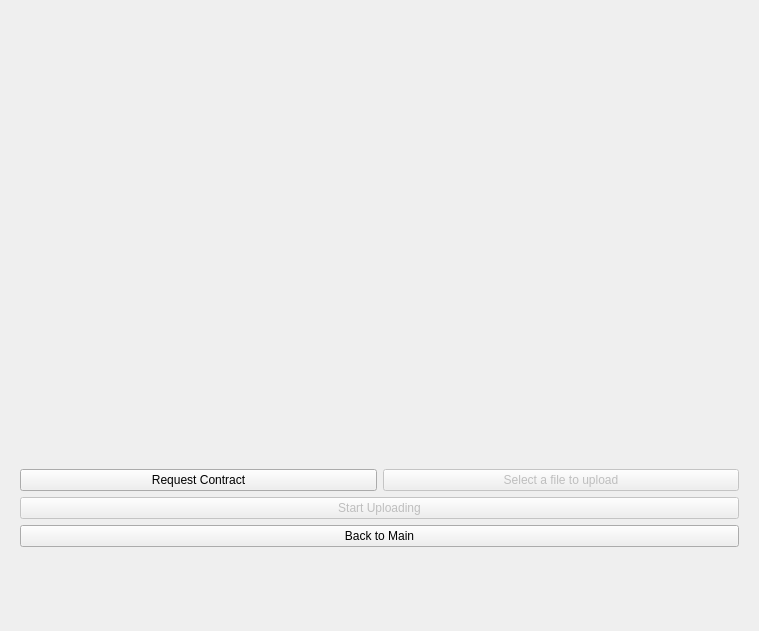
First picture: the form in gui/decentorage.ui, repository Decentorage/User-Node, before the edit.
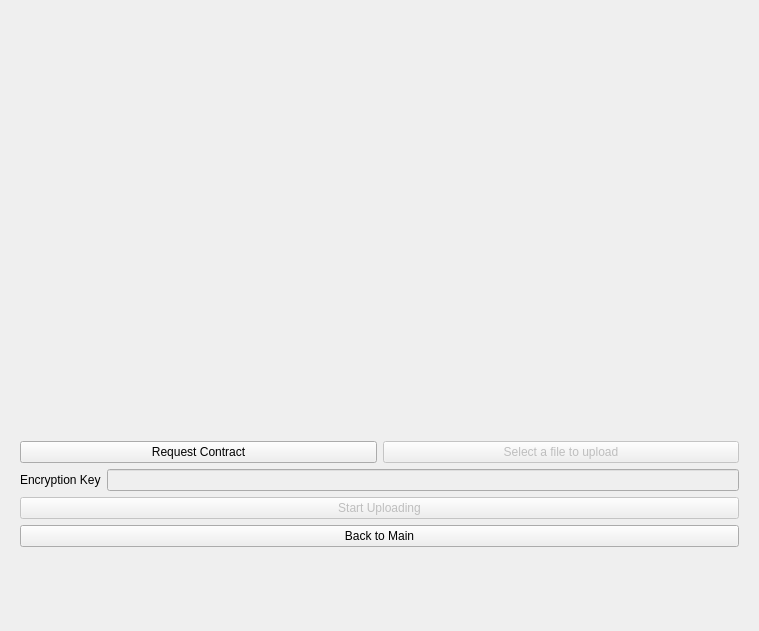
Second picture: the form after the edit. The open tabs and pages were chosen to show the change. Icons and pictures are not drawn. Custom widgets are drawn as their Qt base class.

Commit message: Added encryption key line edit in upload main page

The edit to the form file:
```diff
--- a/gui/decentorage.ui
+++ b/gui/decentorage.ui
@@ -442,7 +442,7 @@
        <widget class="QWidget" name="upload_main_page">
         <layout class="QVBoxLayout" name="verticalLayout_12">
          <item>
-          <layout class="QVBoxLayout" name="verticalLayout_11" stretch="0,0,0,0">
+          <layout class="QVBoxLayout" name="verticalLayout_11" stretch="0,0,0,0,0">
            <item>
             <widget class="QLabel" name="upload_main_status_label">
              <property name="text">
@@ -471,6 +471,24 @@
              </item>
             </layout>
            </item>
+           <item>
+            <layout class="QHBoxLayout" name="horizontalLayout_9">
+             <item>
+              <widget class="QLabel" name="upload_main_encryption_key_label">
+               <property name="text">
+                <string>Encryption Key</string>
+               </property>
+              </widget>
+             </item>
+             <item>
+              <widget class="QLineEdit" name="upload_main_encryption_key_line_edit">
+               <property name="enabled">
+                <bool>false</bool>
+               </property>
+              </widget>
+             </item>
+            </layout>
+           </item>
            <item>
             <widget class="QPushButton" name="upload_main_start_uploading_pb">
              <property name="enabled">
```
Left out of the diff: 2 changed lines with no effect on the pictures. The commit also changes 2 other files.
